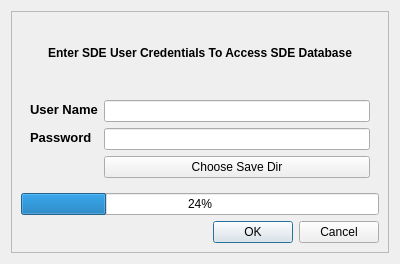
Before: the Qt Designer form wqxsde/sdelog.ui in inkenbrandt/wqxsde, drawn with Qt 5.
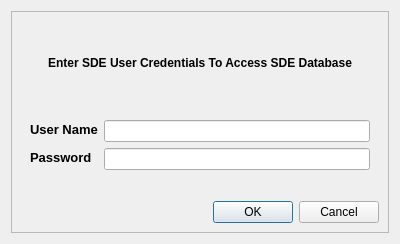
After: the same form once the commit is applied.

Diff of the .ui file:
```diff
--- a/wqxsde/sdelog.ui
+++ b/wqxsde/sdelog.ui
@@ -7,7 +7,7 @@
     <x>0</x>
     <y>0</y>
     <width>400</width>
-    <height>264</height>
+    <height>244</height>
    </rect>
   </property>
   <property name="windowTitle">
@@ -68,23 +68,9 @@
          <item row="3" column="1">
           <widget class="QLineEdit" name="pwbox"/>
          </item>
-         <item row="4" column="1">
-          <widget class="QPushButton" name="pickSaveDir">
-           <property name="text">
-            <string>Choose Save Dir</string>
-           </property>
-          </widget>
-         </item>
         </layout>
        </widget>
       </item>
-      <item>
-       <widget class="QProgressBar" name="progressBar">
-        <property name="value">
-         <number>24</number>
-        </property>
-       </widget>
-      </item>
       <item>
        <widget class="QDialogButtonBox" name="buttonBox">
         <property name="standardButtons">
```
